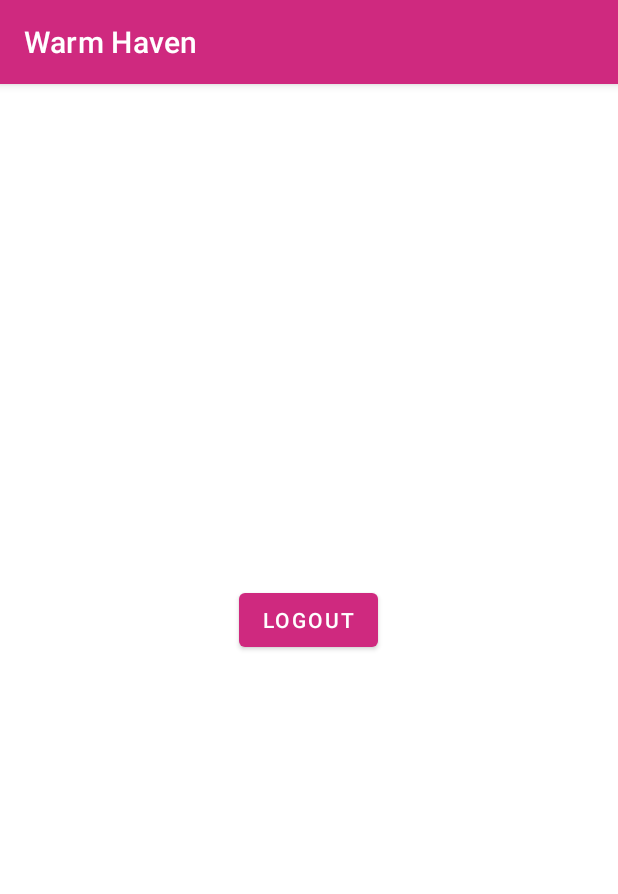
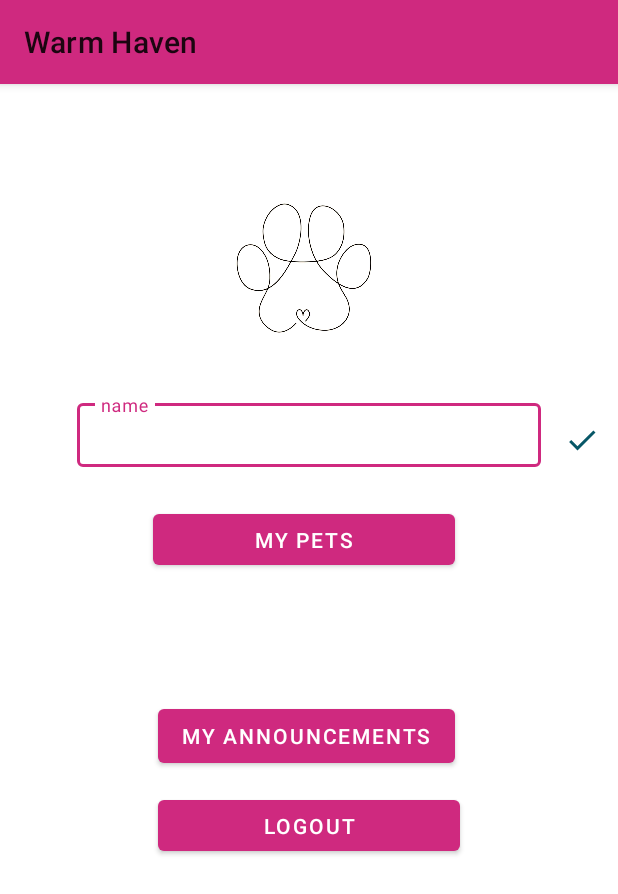
Before and after one commit to NorahAlbaqami/warm-haven, an Android app: the ProfileActivity screen opened directly, with no data from a screen before it, on a phone screen of 412 x 824 dp. Shown: the top 894 px of the screen. Run offline under Robolectric (Android 15) with nearby library versions, the phone set to English and light mode, and no system bars; our stand-ins replace CircleImageView, Firebase (no records; nobody signed in at launch, a user with empty details on screens opened directly), data binding; libraries missing offline, so code that uses them is left out: com.firebase.ui.

Commit message:
design firebase UI Auth

```diff
--- a/app/build.gradle
+++ b/app/build.gradle
@@ -52,6 +52,10 @@ dependencies {
     implementation platform('com.google.firebase:firebase-bom:29.0.3')
     implementation 'com.google.firebase:firebase-auth-ktx'
     implementation 'com.google.firebase:firebase-auth:21.0.1'
+    //circular imageviwe
+    implementation 'de.hdodenhof:circleimageview:2.2.0'
+    // Glide
+    implementation 'com.github.bumptech.glide:glide:4.12.0'
     testImplementation 'junit:junit:4.+'
     androidTestImplementation 'androidx.test.ext:junit:1.1.3'
     androidTestImplementation 'androidx.test.espresso:espresso-core:3.4.0'
--- a/app/src/main/java/com/norah/albaqami/warmhaven/user/data/LogInActivity.kt
+++ b/app/src/main/java/com/norah/albaqami/warmhaven/user/data/LogInActivity.kt
@@ -31,6 +31,8 @@ class LogInActivity : AppCompatActivity() {
                 .createSignInIntentBuilder()
                 .setAvailableProviders(providers)
                 .setIsSmartLockEnabled(false)
+                .setTheme(R.style.LoginUi)
+                .setLogo(R.drawable.cat)
                 .build(),
                 RC_SIGN
 
@@ -43,9 +45,8 @@ class LogInActivity : AppCompatActivity() {
             var response = IdpResponse.fromResultIntent(data)
             if (requestCode == Activity.RESULT_OK){
                 val user = FirebaseAuth.getInstance().currentUser
-                Log.d("TAG", "${user?.displayName}")
+                //Log.d("TAG", "${user?.displayName}")
                startActivity(Intent(this,ProfileActivity::class.java))
-               // startActivityFromFragment(Intent(this,Profile::class.java))
             }else{
                 if (response == null){
                     finish()
--- a/app/src/main/java/com/norah/albaqami/warmhaven/user/data/ProfileActivity.kt
+++ b/app/src/main/java/com/norah/albaqami/warmhaven/user/data/ProfileActivity.kt
@@ -1,10 +1,12 @@
 package com.norah.albaqami.warmhaven.user.data
 
+import android.content.Context
 import android.content.Intent
 import androidx.appcompat.app.AppCompatActivity
 import android.os.Bundle
 import android.widget.Toast
 import androidx.databinding.DataBindingUtil
+import com.bumptech.glide.Glide
 import com.firebase.ui.auth.AuthUI
 import com.google.firebase.auth.FirebaseAuth
 import com.norah.albaqami.warmhaven.R
@@ -14,10 +16,19 @@ import com.norah.albaqami.warmhaven.databinding.ActivityProfileBinding
 class ProfileActivity : AppCompatActivity() {
     private lateinit var binding: ActivityProfileBinding
     val auth = FirebaseAuth.getInstance().currentUser
+    val SHARED = "shared"
+    val NAME ="name"
     override fun onCreate(savedInstanceState: Bundle?) {
         super.onCreate(savedInstanceState)
       binding = DataBindingUtil.setContentView(this, R.layout.activity_profile)
-        binding.username.text= auth?.displayName
+
+        getProfileImage()
+        loadData()
+        binding.savename.setOnClickListener {
+            saveData()
+        }
+         getUserEmail()
+        getUserNumber()
         binding.logout.setOnClickListener {
             AuthUI.getInstance().signOut(this).addOnSuccessListener {
                 startActivity(Intent(this,LogInActivity::class.java))
@@ -25,4 +36,32 @@ class ProfileActivity : AppCompatActivity() {
             }
         }
     }
+    fun getProfileImage(){
+       Glide.with(this)
+           .load(auth?.photoUrl)
+           .fitCenter()
+           .placeholder(R.drawable.paw)
+           .into(binding.userimage)
+    }
+    fun getUserEmail(){
+        binding.username.text= auth?.email
+    }
+    fun getUserNumber(){
+        binding.userphone.text= auth?.phoneNumber
+    }
+    fun loadData(){
+        val shared = getSharedPreferences(SHARED , Context.MODE_PRIVATE)
+        val name =shared.getString(NAME ,"")
+      //  binding.nameInput.text= name.toString()
+
+    }
+    fun saveData(){
+        val name = binding.nameInput.text.toString()
+        val shared = getSharedPreferences(SHARED , Context.MODE_PRIVATE)
+        val editor =shared.edit()
+        editor.putString(NAME,name)
+        editor.apply()
+        Toast.makeText(this,"Your Name Successfully Modify", Toast.LENGTH_LONG).show()
+
+    }
 }
--- /dev/null
+++ b/app/src/main/res/drawable/check.xml
@@ -0,0 +1,5 @@
+<vector android:height="24dp" android:tint="#075767"
+    android:viewportHeight="24" android:viewportWidth="24"
+    android:width="24dp" xmlns:android="http://schemas.android.com/apk/res/android">
+    <path android:fillColor="@android:color/white" android:pathData="M9,16.17L4.83,12l-1.42,1.41L9,19 21,7l-1.41,-1.41z"/>
+</vector>
--- a/app/src/main/res/layout/activity_profile.xml
+++ b/app/src/main/res/layout/activity_profile.xml
@@ -12,11 +12,58 @@
         android:layout_height="match_parent"
         tools:context=".user.data.ProfileActivity">
 
+        <de.hdodenhof.circleimageview.CircleImageView
+            android:id="@+id/userimage"
+            android:layout_width="100dp"
+            android:layout_height="100dp"
+            android:src="@drawable/paw"
+            app:layout_constraintBottom_toBottomOf="parent"
+            app:layout_constraintEnd_toEndOf="parent"
+            app:layout_constraintHorizontal_bias="0.488"
+            app:layout_constraintStart_toStartOf="parent"
+            app:layout_constraintTop_toTopOf="parent"
+            app:layout_constraintVertical_bias="0.106" />
+
+        <com.google.android.material.textfield.TextInputLayout
+            android:id="@+id/name_Container"
+            style="@style/Widget.MaterialComponents.TextInputLayout.OutlinedBox.Dense"
+            android:layout_width="309dp"
+            android:layout_height="48dp"
+            android:layout_marginHorizontal="20dp"
+            android:layout_marginTop="30dp"
+            android:text="Warm Haven User"
+            app:layout_constraintBottom_toTopOf="@+id/username"
+            app:layout_constraintEnd_toEndOf="parent"
+            app:layout_constraintStart_toStartOf="parent"
+            app:layout_constraintTop_toBottomOf="@+id/userimage">
+
+            <com.google.android.material.textfield.TextInputEditText
+                android:id="@+id/name_input"
+                android:layout_width="match_parent"
+                android:layout_height="match_parent"
+                android:hint="name"
+                android:inputType="text"
+                android:lines="1"
+
+                 />
+        </com.google.android.material.textfield.TextInputLayout>
+
         <TextView
             android:id="@+id/username"
             android:layout_width="wrap_content"
             android:layout_height="wrap_content"
-            android:text=""
+
+            app:layout_constraintBottom_toBottomOf="parent"
+            app:layout_constraintEnd_toEndOf="parent"
+            app:layout_constraintHorizontal_bias="0.498"
+            app:layout_constraintStart_toStartOf="parent"
+            app:layout_constraintTop_toTopOf="parent"
+            app:layout_constraintVertical_bias="0.349" />
+        <TextView
+            android:id="@+id/userphone"
+            android:layout_width="wrap_content"
+            android:layout_height="wrap_content"
+
             app:layout_constraintBottom_toBottomOf="parent"
             app:layout_constraintEnd_toEndOf="parent"
             app:layout_constraintHorizontal_bias="0.498"
@@ -26,14 +73,53 @@
 
         <Button
             android:id="@+id/logout"
-            android:layout_width="wrap_content"
-            android:layout_height="wrap_content"
+            android:layout_width="201dp"
+            android:layout_height="46dp"
+
             android:text="Logout"
             app:layout_constraintBottom_toBottomOf="parent"
             app:layout_constraintEnd_toEndOf="parent"
-            app:layout_constraintHorizontal_bias="0.498"
+            app:layout_constraintStart_toStartOf="parent"
+            app:layout_constraintTop_toBottomOf="@+id/announce"
+            app:layout_constraintVertical_bias="0.047" />
+
+        <Button
+            android:id="@+id/userpets"
+            android:layout_width="201dp"
+            android:layout_height="46dp"
+
+            android:text="My Pets"
+            app:layout_constraintBottom_toTopOf="@+id/announce"
+            app:layout_constraintEnd_toEndOf="parent"
+            app:layout_constraintHorizontal_bias="0.485"
             app:layout_constraintStart_toStartOf="parent"
             app:layout_constraintTop_toBottomOf="@+id/username"
-            app:layout_constraintVertical_bias="0.12" />
+            app:layout_constraintVertical_bias="0.0" />
+
+        <Button
+            android:id="@+id/announce"
+            android:layout_width="wrap_content"
+            android:layout_height="wrap_content"
+
+            android:layout_marginBottom="180dp"
+            android:text="my announcements"
+            app:layout_constraintBottom_toBottomOf="parent"
+            app:layout_constraintEnd_toEndOf="parent"
+            app:layout_constraintHorizontal_bias="0.492"
+            app:layout_constraintStart_toStartOf="parent"
+            app:layout_constraintTop_toBottomOf="@+id/username" />
+
+        <ImageButton
+            android:id="@+id/savename"
+            android:layout_width="40dp"
+            android:layout_height="43dp"
+            android:backgroundTint="#00FFFFFF"
+            app:layout_constraintBottom_toBottomOf="parent"
+            app:layout_constraintEnd_toEndOf="parent"
+            app:layout_constraintHorizontal_bias="0.636"
+            app:layout_constraintStart_toEndOf="@+id/name_Container"
+            app:layout_constraintTop_toTopOf="parent"
+            app:layout_constraintVertical_bias="0.297"
+            app:srcCompat="@drawable/check" />
     </androidx.constraintlayout.widget.ConstraintLayout>
 </layout>
--- a/app/src/main/res/values-night/themes.xml
+++ /dev/null
@@ -1,16 +0,0 @@
-<resources xmlns:tools="http://schemas.android.com/tools">
-    <!-- Base application theme. -->
-    <style name="Theme.WarmHaven" parent="Theme.MaterialComponents.DayNight.DarkActionBar">
-        <!-- Primary brand color. -->
-        <item name="colorPrimary">@color/dark_pink</item>
-        <item name="colorPrimaryVariant">@color/dark_pink</item>
-        <item name="colorOnPrimary">@color/black</item>
-        <!-- Secondary brand color. -->
-        <item name="colorSecondary">@color/teal_200</item>
-        <item name="colorSecondaryVariant">@color/teal_200</item>
-        <item name="colorOnSecondary">@color/black</item>
-        <!-- Status bar color. -->
-        <item name="android:statusBarColor" tools:targetApi="l">?attr/colorPrimaryVariant</item>
-        <!-- Customize your theme here. -->
-    </style>
-</resources>
--- /dev/null
+++ b/app/src/main/res/values/style.xml
@@ -0,0 +1,6 @@
+<?xml version="1.0" encoding="utf-8"?>
+<resources>
+<style name="LoginUi" parent="Theme.AppCompat.DayNight.NoActionBar">
+    <item name="android:windowBackground">@color/white</item>
+</style>
+</resources>
--- a/app/src/main/res/values/themes.xml
+++ b/app/src/main/res/values/themes.xml
@@ -1,6 +1,6 @@
 <resources xmlns:tools="http://schemas.android.com/tools">
     <!-- Base application theme. -->
-    <style name="Theme.WarmHaven" parent="Theme.MaterialComponents.DayNight.DarkActionBar">
+    <style name="Theme.WarmHaven" parent="Theme.MaterialComponents.Light">
         <!-- Primary brand color. -->
         <item name="colorPrimary">@color/dark_pink</item>
         <item name="colorPrimaryVariant">@color/dark_pink</item>
```
Also changed, not shown: app/src/main/res/drawable/cat.png (added), app/src/main/res/drawable/paw.jpg (added).
